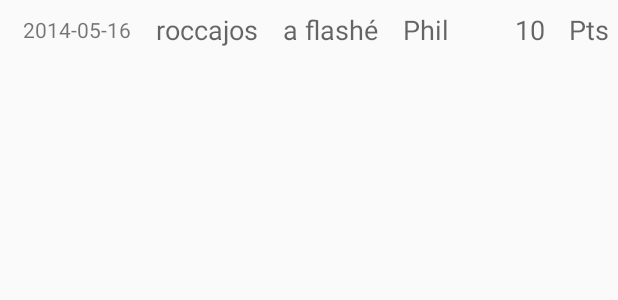
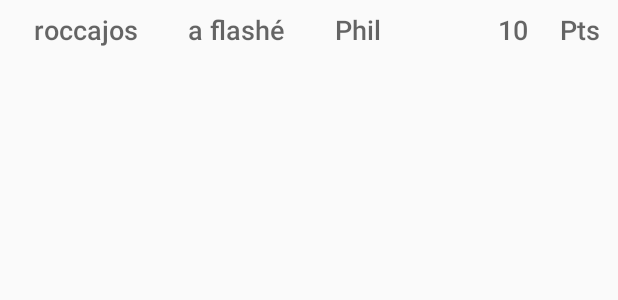
Before and after one commit to CaptureSI28/android, an Android app: the layout flash_row.xml on its own in the app's theme, with its tools: preview values and no code run, on a phone screen of 412 x 824 dp. Shown: the top 300 px of the screen. Run offline under Robolectric (Android 15) with nearby library versions, the phone set to English and light mode, and no system bars.

```diff
--- a/app/src/main/java/com/example/josephrocca/multiviewapptest/view/SimpleFlashListAdapter.java
+++ b/app/src/main/java/com/example/josephrocca/multiviewapptest/view/SimpleFlashListAdapter.java
@@ -74,7 +74,6 @@ public class SimpleFlashListAdapter extends ArrayAdapter<Flash> {
             switch (type) {
                 case 1:
                     convertView = mInflater.inflate(R.layout.flash_row, parent, false);
-                    holder.date = (TextView) convertView.findViewById(R.id.historique_date);
                     holder.player = (TextView) convertView.findViewById(R.id.historique_player);
                     holder.zone = (TextView) convertView.findViewById(R.id.historique_zone);
                     holder.nbpoints = (TextView) convertView.findViewById(R.id.historique_points);
@@ -91,7 +90,6 @@ public class SimpleFlashListAdapter extends ArrayAdapter<Flash> {
 
         holder.player.setText(String.valueOf(it.getPlayer().getLogin()));
         holder.player.setTextColor(teamColor);
-        holder.date.setText(Util.getStringFromDate(it.getDate_flash()));
         holder.zone.setText(String.valueOf(it.getZone().getName()));
         holder.nbpoints.setText("+"+String.valueOf(it.getNbpoints()));
         holder.nbpoints.setTextColor(teamColor);
--- a/app/src/main/java/com/example/josephrocca/multiviewapptest/view/fragmentSelPartNew.java
+++ b/app/src/main/java/com/example/josephrocca/multiviewapptest/view/fragmentSelPartNew.java
@@ -89,7 +89,6 @@ public class fragmentSelPartNew extends Fragment {
             }
         });
 
-        // TODO Remonter les messages d'erreur du serveur (date invalide etc.)
         conn_btn.setOnClickListener(new View.OnClickListener() {
             @Override
             public void onClick(View v) {
--- a/app/src/main/res/layout/flash_row.xml
+++ b/app/src/main/res/layout/flash_row.xml
@@ -11,21 +11,11 @@
         android:gravity="center_vertical"
         android:layout_gravity="center_horizontal">
 
-        <TextView
-            android:layout_width="wrap_content"
-            android:layout_height="wrap_content"
-            android:textAppearance="?android:attr/textAppearanceSmall"
-            android:text="2014-05-16"
-            android:id="@+id/historique_date"
-            android:layout_weight="0.50"
-            android:paddingLeft="10dp"
-            android:layout_gravity="center_vertical"
-            android:gravity="center" />
 
         <TextView
             android:layout_width="wrap_content"
             android:layout_height="wrap_content"
-            android:textAppearance="?android:attr/textAppearanceMedium"
+            style="@android:style/TextAppearance.DeviceDefault.Medium"
             android:text="roccajos"
             android:id="@+id/historique_player"
             android:layout_weight="1"
@@ -35,7 +25,7 @@
         <TextView
             android:layout_width="wrap_content"
             android:layout_height="wrap_content"
-            android:textAppearance="?android:attr/textAppearanceMedium"
+            style="@android:style/TextAppearance.DeviceDefault.Medium"
             android:text="a flashé"
             android:id="@+id/textView"
             android:layout_weight="0.50"
@@ -44,7 +34,7 @@
         <TextView
             android:layout_width="wrap_content"
             android:layout_height="wrap_content"
-            android:textAppearance="?android:attr/textAppearanceMedium"
+            style="@android:style/TextAppearance.DeviceDefault.Medium"
             android:text="Phil"
             android:id="@+id/historique_zone"
             android:layout_weight="1"
@@ -54,7 +44,7 @@
         <TextView
             android:layout_width="wrap_content"
             android:layout_height="wrap_content"
-            android:textAppearance="?android:attr/textAppearanceMedium"
+            style="@android:style/TextAppearance.DeviceDefault.Medium"
             android:text="10"
             android:id="@+id/historique_points"
             android:layout_weight="1"
@@ -64,7 +54,7 @@
         <TextView
             android:layout_width="wrap_content"
             android:layout_height="wrap_content"
-            android:textAppearance="?android:attr/textAppearanceMedium"
+            style="@android:style/TextAppearance.DeviceDefault.Medium"
             android:text="Pts"
             android:id="@+id/pts"
             android:layout_weight="0.50"
--- a/app/src/main/res/layout/fragment_map.xml
+++ b/app/src/main/res/layout/fragment_map.xml
@@ -36,6 +36,7 @@
             android:layout_alignParentLeft="true"
             android:layout_alignParentStart="true" />
 
+
         <ImageView
             android:layout_width="match_parent"
             android:layout_height="match_parent"
@@ -46,6 +47,7 @@
             android:layout_alignParentLeft="true"
             android:layout_alignParentStart="true" />
 
+        <!--
         <ImageView
             android:layout_width="match_parent"
             android:layout_height="match_parent"
@@ -104,7 +106,7 @@
             android:alpha="0"
             android:layout_alignParentTop="true"
             android:layout_alignParentLeft="true"
-            android:layout_alignParentStart="true" />
+            android:layout_alignParentStart="true" />-->
 
     </RelativeLayout>
 
```
Also changed, not shown: app/src/main/java/com/example/josephrocca/multiviewapptest/view/FragmentMap.java (+8 -6 lines), app/src/main/java/com/example/josephrocca/multiviewapptest/view/MainActivity.java (+8 -0 lines), 1 other file.
